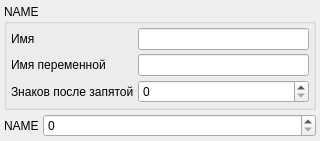
Qt form src/components/variableintegerframe.ui (Gris87/ProtocolCreator) before a commit.
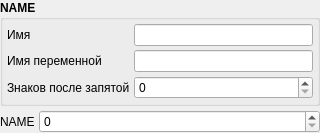
The same form after that commit.

The edit to the form file:
```diff
--- a/src/components/variableintegerframe.ui
+++ b/src/components/variableintegerframe.ui
@@ -18,10 +18,16 @@
     <number>4</number>
    </property>
    <property name="margin">
-    <number>4</number>
+    <number>0</number>
    </property>
    <item>
     <widget class="QGroupBox" name="adminGroupBox">
+     <property name="font">
+      <font>
+       <weight>75</weight>
+       <bold>true</bold>
+      </font>
+     </property>
      <property name="title">
       <string>NAME</string>
      </property>
@@ -34,16 +40,35 @@
       </property>
       <item row="0" column="0">
        <widget class="QLabel" name="nameLabel">
+        <property name="font">
+         <font>
+          <weight>50</weight>
+          <bold>false</bold>
+         </font>
+        </property>
         <property name="text">
          <string>Имя</string>
         </property>
        </widget>
       </item>
       <item row="0" column="1">
-       <widget class="QLineEdit" name="nameEdit"/>
+       <widget class="QLineEdit" name="nameEdit">
+        <property name="font">
+         <font>
+          <weight>50</weight>
+          <bold>false</bold>
+         </font>
+        </property>
+       </widget>
       </item>
       <item row="2" column="0">
        <widget class="QLabel" name="decimalsLabel">
+        <property name="font">
+         <font>
+          <weight>50</weight>
+          <bold>false</bold>
+         </font>
+        </property>
         <property name="text">
          <string>Знаков после запятой</string>
         </property>
@@ -51,16 +76,35 @@
       </item>
       <item row="1" column="0">
        <widget class="QLabel" name="varNameLabel">
+        <property name="font">
+         <font>
+          <weight>50</weight>
+          <bold>false</bold>
+         </font>
+        </property>
         <property name="text">
          <string>Имя переменной</string>
         </property>
        </widget>
       </item>
       <item row="1" column="1">
-       <widget class="QLineEdit" name="varNameEdit"/>
+       <widget class="QLineEdit" name="varNameEdit">
+        <property name="font">
+         <font>
+          <weight>50</weight>
+          <bold>false</bold>
+         </font>
+        </property>
+       </widget>
       </item>
       <item row="2" column="1">
        <widget class="QSpinBox" name="decimalsSpinBox">
+        <property name="font">
+         <font>
+          <weight>50</weight>
+          <bold>false</bold>
+         </font>
+        </property>
         <property name="maximum">
          <number>100</number>
         </property>
```
